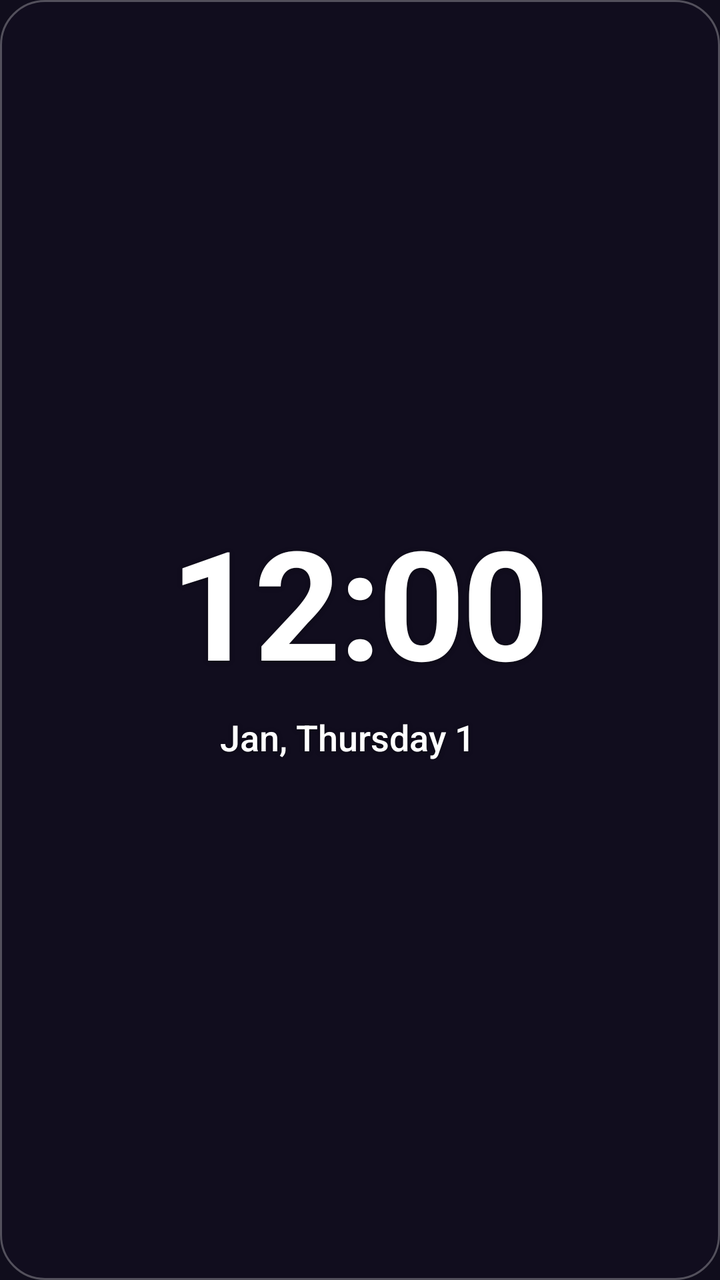
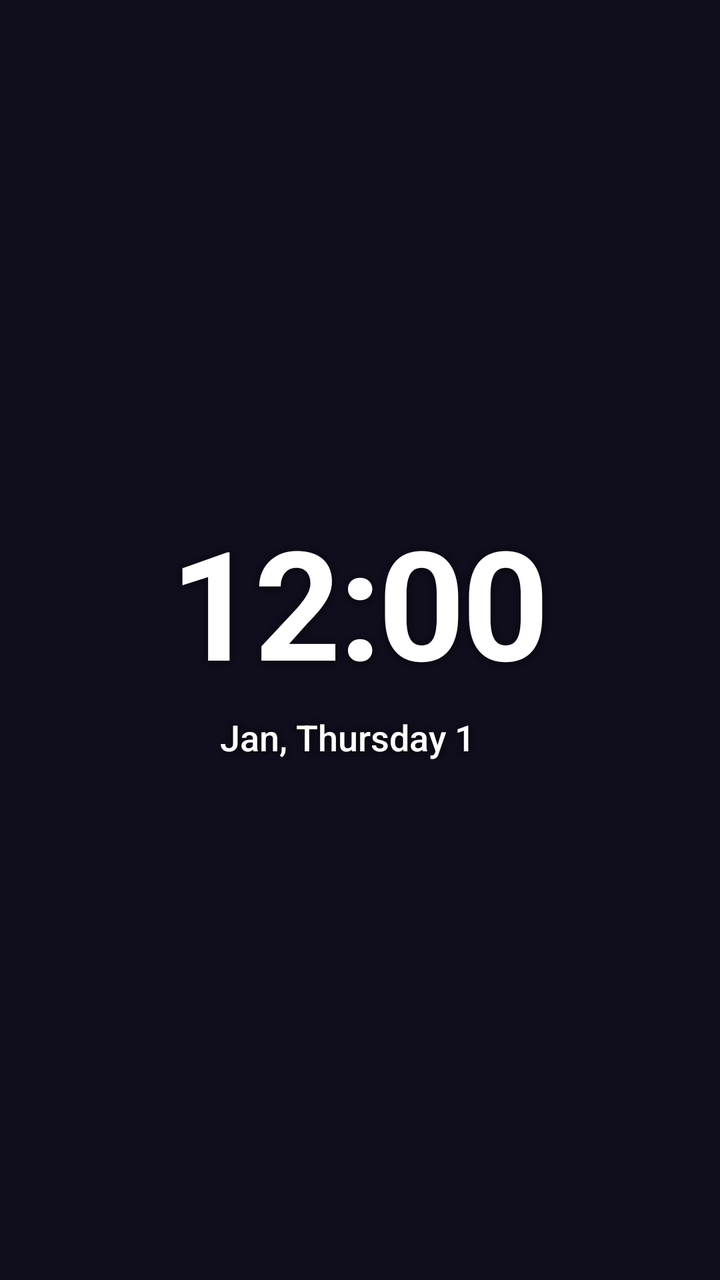

The first picture is an Android layout as it rendered before a commit; the second is the same layout after the commit. The layout source and the unified diff follow.
<!-- AndroidManifest.xml: application theme AppTheme -->
<!-- res/layout/widget_large.xml -->
<?xml version="1.0" encoding="utf-8"?>
<LinearLayout xmlns:android="http://schemas.android.com/apk/res/android"
    android:id="@+id/widget_root"
    android:layout_width="match_parent"
    android:layout_height="match_parent"
    android:background="@drawable/widget_glass"
    android:gravity="center"
    android:orientation="vertical"
    android:padding="16dp">
    <TextClock
        android:id="@+id/widget_time"
        android:format12Hour="h:mm"
        android:format24Hour="HH:mm"
        style="@style/WidgetText.Time"
        android:layout_width="wrap_content"
        android:layout_height="wrap_content"
        android:textSize="76sp" />
    <LinearLayout
        android:layout_width="wrap_content"
        android:layout_height="wrap_content"
        android:layout_marginTop="10dp"
        android:gravity="center_vertical"
        android:orientation="horizontal">
        <TextClock
            android:id="@+id/widget_date"
        android:format12Hour="MMM, EEEE d"
        android:format24Hour="MMM, EEEE d"
            style="@style/WidgetText.Detail"
            android:layout_width="wrap_content"
            android:layout_height="wrap_content"
            android:layout_marginEnd="12dp"
            android:maxLines="1"
            android:textSize="18sp" />
    <LinearLayout
        android:id="@+id/widget_weather"
        android:layout_width="wrap_content"
        android:layout_height="wrap_content"
        android:gravity="center_vertical"
        android:orientation="horizontal"
        android:visibility="gone">
        <ImageView
            android:id="@+id/widget_weather_icon"
            android:layout_width="26dp"
            android:layout_height="26dp"
            android:layout_marginEnd="6dp" />
        <TextView
            android:id="@+id/widget_weather_temp"
            style="@style/WidgetText.Detail"
            android:layout_width="wrap_content"
            android:layout_height="wrap_content"
            android:textSize="18sp" />
    </LinearLayout>
    </LinearLayout>
    <TextView
        android:id="@+id/widget_alarm"
        style="@style/WidgetText.Small"
        android:layout_width="wrap_content"
        android:layout_height="wrap_content"
        android:layout_marginTop="10dp"
        android:textSize="15sp"
        android:visibility="gone" />
</LinearLayout>
<!-- resources referenced by this layout -->
<resources>
  <!-- drawable widget_glass (drawable) -->
  <?xml version="1.0" encoding="utf-8"?>
  <shape xmlns:android="http://schemas.android.com/apk/res/android" android:shape="rectangle">
      <corners android:radius="22dp" />
      <solid android:color="#38140F26" />
      <stroke android:width="1dp" android:color="#47FFFFFF" />
  </shape>
  <style name="WidgetText.Detail">
          <item name="android:fontFamily">sans-serif-medium</item>
          <item name="android:textSize">15sp</item>
      </style>
  <style name="WidgetText.Small">
          <item name="android:fontFamily">sans-serif</item>
          <item name="android:textSize">13sp</item>
          <item name="android:textColor">#E6FFFFFF</item>
      </style>
  <style name="WidgetText.Time">
          <item name="android:textStyle">bold</item>
          <item name="android:letterSpacing">-0.02</item>
      </style>
  <style name="AppTheme" parent="Theme.AppCompat.DayNight.NoActionBar">
          <item name="android:editTextBackground">@drawable/rn_edit_text_material</item>
          <item name="android:windowBackground">@color/midnight_background</item>
          <item name="android:statusBarColor">@color/midnight_background</item>
          <item name="android:navigationBarColor">@color/midnight_background</item>
      </style>
  <!-- drawable rn_edit_text_material (drawable) -->
  <?xml version="1.0" encoding="utf-8"?>
  <inset xmlns:android="http://schemas.android.com/apk/res/android"
         android:insetLeft="@dimen/abc_edit_text_inset_horizontal_material"
         android:insetRight="@dimen/abc_edit_text_inset_horizontal_material"
         android:insetTop="@dimen/abc_edit_text_inset_top_material"
         android:insetBottom="@dimen/abc_edit_text_inset_bottom_material"
         >
  
      <selector>
          
          <item android:state_enabled="false" android:drawable="@drawable/abc_textfield_default_mtrl_alpha"/>
          <item android:drawable="@drawable/abc_textfield_activated_mtrl_alpha"/>
      </selector>
  
  </inset>
  <color name="midnight_background">#100D1C</color>
</resources>

<!-- the commit's change to res/layout/widget_large.xml (unified diff, before → after) -->
@@ -3,7 +3,7 @@
     android:id="@+id/widget_root"
     android:layout_width="match_parent"
     android:layout_height="match_parent"
-    android:background="@drawable/widget_glass"
+    android:background="@drawable/widget_background"
     android:gravity="center"
     android:orientation="vertical"
     android:padding="16dp">
<!-- resource entries referenced after the edit -->
@@ -1,11 +1,9 @@
 <!-- resources referenced by this layout -->
 <resources>
-  <!-- drawable widget_glass (drawable) -->
+  <!-- drawable widget_background (drawable) -->
   <?xml version="1.0" encoding="utf-8"?>
   <shape xmlns:android="http://schemas.android.com/apk/res/android" android:shape="rectangle">
-      <corners android:radius="22dp" />
-      <solid android:color="#38140F26" />
-      <stroke android:width="1dp" android:color="#47FFFFFF" />
+      <solid android:color="@android:color/transparent" />
   </shape>
   <style name="WidgetText.Detail">
           <item name="android:fontFamily">sans-serif-medium</item>
